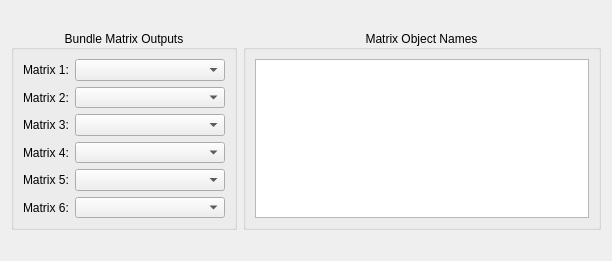
Before: the Qt Designer form src/Interface/Modules/Bundle/GetMatricesFromBundleDialog.ui in SCIInstitute/SCIRun, drawn with Qt 5.
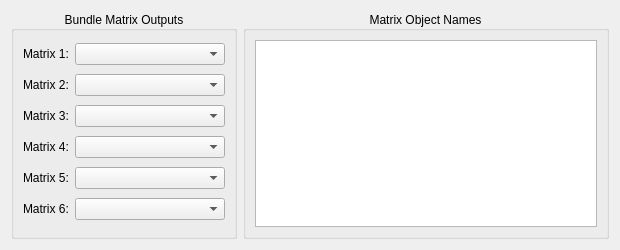
After: the same form once the commit is applied.

Patch:
```diff
--- a/src/Interface/Modules/Bundle/GetMatricesFromBundleDialog.ui
+++ b/src/Interface/Modules/Bundle/GetMatricesFromBundleDialog.ui
@@ -6,14 +6,14 @@
    <rect>
     <x>0</x>
     <y>0</y>
-    <width>612</width>
-    <height>261</height>
+    <width>620</width>
+    <height>250</height>
    </rect>
   </property>
   <property name="minimumSize">
    <size>
-    <width>600</width>
-    <height>246</height>
+    <width>620</width>
+    <height>250</height>
    </size>
   </property>
   <property name="windowTitle">
@@ -31,7 +31,7 @@
      <property name="maximumSize">
       <size>
        <width>16777215</width>
-       <height>200</height>
+       <height>250</height>
       </size>
      </property>
      <property name="title">
@@ -116,7 +116,7 @@
      <property name="maximumSize">
       <size>
        <width>16777215</width>
-       <height>200</height>
+       <height>250</height>
       </size>
      </property>
      <property name="title">
```
